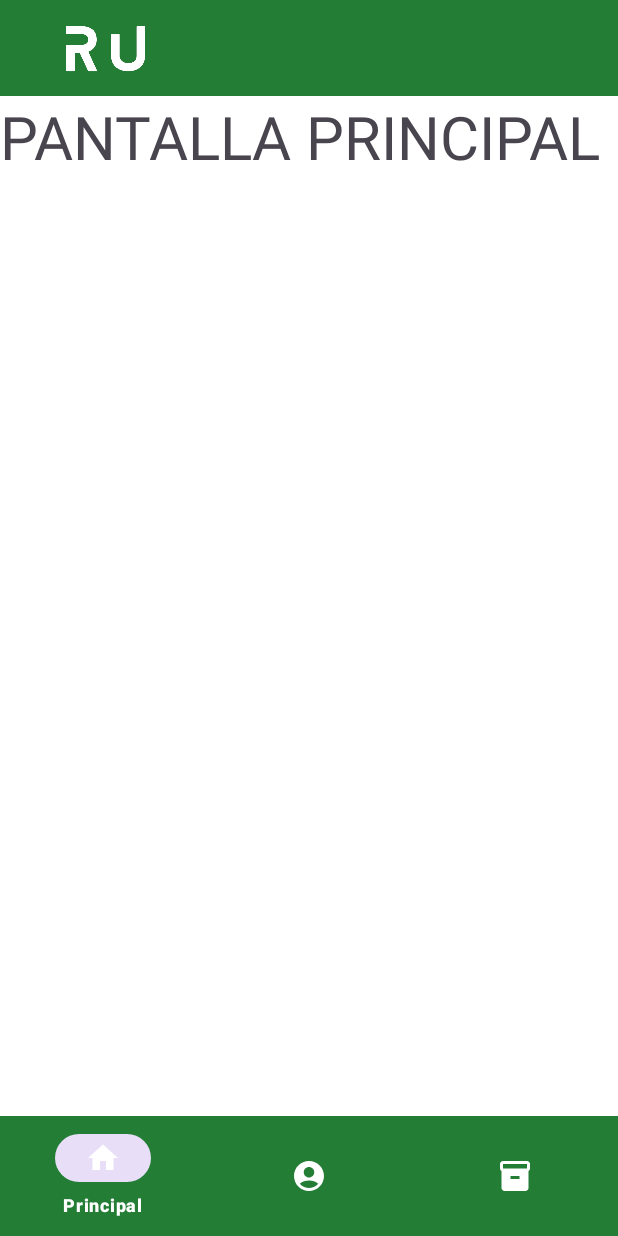
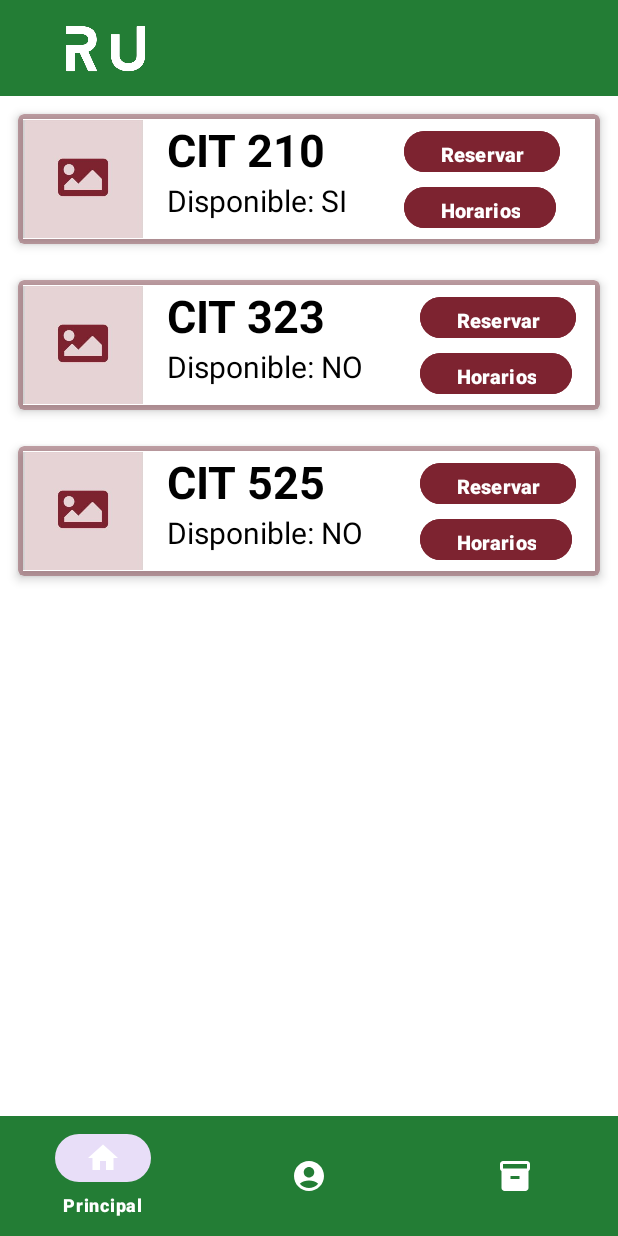
Before and after one commit to mathew-cordero/ReservaUVG, an Android app: the Home screen opened directly, with no data from a screen before it, on a phone screen of 412 x 824 dp. Run offline under Robolectric (Android 15) with nearby library versions, the phone set to English and light mode, and no system bars.

Commit message:
Agregar cardview de lista de aulas

```diff
--- a/app/build.gradle
+++ b/app/build.gradle
@@ -38,6 +38,8 @@ android {
 
 dependencies {
 
+    implementation 'androidx.recyclerview:recyclerview:1.3.2'
+
     implementation 'androidx.core:core-ktx:1.8.0'
     implementation 'androidx.appcompat:appcompat:1.6.1'
     implementation 'com.google.android.material:material:1.5.0'
--- /dev/null
+++ b/app/src/main/java/com/example/reservauvg/Aulas/Adapter.kt
@@ -0,0 +1,49 @@
+package com.example.reservauvg.Aulas
+
+import android.view.LayoutInflater
+import android.view.View
+import android.view.ViewGroup
+import android.widget.Button
+import android.widget.ImageView
+import android.widget.TextView
+import androidx.recyclerview.widget.RecyclerView
+import com.example.reservauvg.R
+
+class Adapter: RecyclerView.Adapter<Adapter.ViewHolder>(){
+
+    val titules = arrayOf("CIT 210","CIT 323", "CIT 525")
+    val disponible = arrayOf("SI","NO","NO")
+    val images = intArrayOf(R.drawable.imagen,R.drawable.imagen,R.drawable.imagen)
+    //colocamos el oncreate
+    override fun onCreateViewHolder(viewGroup: ViewGroup, i: Int): ViewHolder {
+        val v = LayoutInflater.from(viewGroup.context).inflate(R.layout.aula_layout,viewGroup,false)
+        return ViewHolder(v)
+    }
+
+    override fun onBindViewHolder(viewHolder: ViewHolder, i: Int) {
+        viewHolder.titulo.text = titules[i]
+        viewHolder.disponibilidad.text = "Disponible: "+disponible[i]
+        viewHolder.imagen.setImageResource(images[i])
+    }
+
+    override fun getItemCount(): Int {
+        return titules.size
+    }
+
+    //clase para construir el viewholder
+    inner class ViewHolder(itemView: View):RecyclerView.ViewHolder(itemView){
+        var imagen:ImageView
+        var titulo:TextView
+        var disponibilidad:TextView
+        var boton_reserva: Button
+        var boton_horarios: Button
+        init {
+            imagen = itemView.findViewById(R.id.item_image)
+            titulo = itemView.findViewById(R.id.item_titule)
+            disponibilidad= itemView.findViewById(R.id.textdisponible)
+            boton_reserva =  itemView.findViewById(R.id.button_reservar)
+            boton_horarios = itemView.findViewById(R.id.button_horarios)
+        }
+    }
+
+}
--- a/app/src/main/java/com/example/reservauvg/Navegacion/Home.kt
+++ b/app/src/main/java/com/example/reservauvg/Navegacion/Home.kt
@@ -5,6 +5,11 @@ import androidx.fragment.app.Fragment
 import android.view.LayoutInflater
 import android.view.View
 import android.view.ViewGroup
+import android.widget.ImageView
+import android.widget.LinearLayout
+import androidx.recyclerview.widget.LinearLayoutManager
+import androidx.recyclerview.widget.RecyclerView
+import com.example.reservauvg.Aulas.Adapter
 import com.example.reservauvg.R
 
 // TODO: Rename parameter arguments, choose names that match
@@ -34,8 +39,12 @@ class Home : Fragment() {
         inflater: LayoutInflater, container: ViewGroup?,
         savedInstanceState: Bundle?
     ): View? {
-        // Inflate the layout for this fragment
-        return inflater.inflate(R.layout.fragment_home, container, false)
+        val view:View =inflater.inflate(R.layout.fragment_home, container, false)
+        val milistadeAulas = view.findViewById<RecyclerView>(R.id.listadeAulas)
+        val adapter = Adapter()
+        milistadeAulas.layoutManager = LinearLayoutManager(context)
+        milistadeAulas.adapter=adapter
+        return view
     }
 
     companion object {
--- /dev/null
+++ b/app/src/main/res/layout/aula_layout.xml
@@ -0,0 +1,88 @@
+<?xml version="1.0" encoding="utf-8"?>
+<androidx.cardview.widget.CardView xmlns:android="http://schemas.android.com/apk/res/android"
+    xmlns:card_view="http://schemas.android.com/apk/res-auto"
+    xmlns:tools="http://schemas.android.com/tools"
+    android:id="@+id/cardviewaula"
+    android:layout_width="match_parent"
+    android:layout_height="wrap_content"
+    android:layout_margin="12dp"
+    card_view:cardBackgroundColor="@color/colorwidghetclaro"
+    card_view:cardCornerRadius="4dp"
+    card_view:cardElevation="4dp"
+    card_view:contentPadding="3dp">
+
+    <RelativeLayout
+        android:layout_width="match_parent"
+        android:layout_height="wrap_content"
+        android:padding="0dp"
+        android:background="@color/white"
+        android:radius="10dp">
+        <ImageView
+            android:layout_width="80dp"
+            android:layout_height="80dp"
+            android:id="@+id/item_image"
+            android:layout_alignParentStart="true"
+            android:layout_marginEnd="16dp"
+            android:layout_marginRight="16dp"
+            android:layout_alignParentLeft="true"
+           >
+        </ImageView>
+        <TextView
+            android:layout_width="wrap_content"
+            android:layout_height="wrap_content"
+            android:text="CIT 210"
+            android:textSize="30sp"
+            android:textColor="@color/black"
+            android:id="@+id/item_titule"
+            android:textStyle="bold"
+            android:layout_toEndOf="@+id/item_image"
+            android:layout_toRightOf="@+id/item_image"
+            android:layout_alignParentTop="true">
+        </TextView>
+        <TextView
+            android:layout_width="wrap_content"
+            android:layout_height="wrap_content"
+            android:text="Disponible: SI"
+            android:textColor="@color/black"
+            android:textSize="20sp"
+            android:id="@+id/textdisponible"
+            android:layout_toEndOf="@+id/item_image"
+            android:layout_toRightOf="@+id/item_image"
+            android:layout_below="@+id/item_titule">
+        </TextView>
+
+        <Button
+            android:id="@+id/button_reservar"
+            android:layout_width="wrap_content"
+            android:layout_height="35dp"
+            android:layout_marginStart="38dp"
+            android:layout_marginLeft="38dp"
+            android:layout_marginTop="4dp"
+            android:layout_toEndOf="@+id/textdisponible"
+            android:layout_toRightOf="@+id/textdisponible"
+            android:backgroundTint="@color/colorwidghet"
+            android:text="Reservar"
+            android:textAlignment="center"
+            android:textColor="@color/white"
+            android:textSize="13sp"
+            android:textStyle="bold" />
+        <Button
+            android:id="@+id/button_horarios"
+            android:layout_width="wrap_content"
+            android:layout_height="35dp"
+            android:layout_marginStart="38dp"
+            android:layout_marginLeft="38dp"
+            android:layout_marginTop="2dp"
+            android:layout_toEndOf="@+id/textdisponible"
+            android:layout_toRightOf="@+id/textdisponible"
+            android:backgroundTint="@color/colorwidghet"
+            android:text="Horarios"
+            android:textAlignment="center"
+            android:textColor="@color/white"
+            android:textSize="13sp"
+            android:textStyle="bold"
+            android:layout_below="@+id/button_reservar"/>
+
+
+    </RelativeLayout>
+</androidx.cardview.widget.CardView>
--- a/app/src/main/res/layout/fragment_home.xml
+++ b/app/src/main/res/layout/fragment_home.xml
@@ -5,13 +5,15 @@
     android:layout_height="match_parent"
     tools:context=".Navegacion.Home">
 
-    <!-- TODO: Update blank fragment layout -->
-    <TextView
+
+    <LinearLayout
         android:layout_width="match_parent"
         android:layout_height="match_parent"
-        android:layout_gravity="center"
-        android:text="PANTALLA PRINCIPAL"
-        android:textSize="40dp"
-        android:background="@color/white"/>
+        android:orientation="vertical">
 
+        <androidx.recyclerview.widget.RecyclerView
+            android:layout_width="match_parent"
+            android:layout_height="match_parent"
+            android:id="@+id/listadeAulas"/>
+    </LinearLayout>
 </FrameLayout>
--- a/app/src/main/res/values/colors.xml
+++ b/app/src/main/res/values/colors.xml
@@ -8,4 +8,5 @@
     <color name="colorwidghet">#7D2330</color>
     <color name= "blanco2">#C7C7C7</color>
     <color name="bluewidghet">#414BB2</color>
+    <color name="colorwidghetclaro">#7E83424B</color>
 </resources>
```
Also changed, not shown: app/src/main/res/drawable/imagen.JPG (added).
